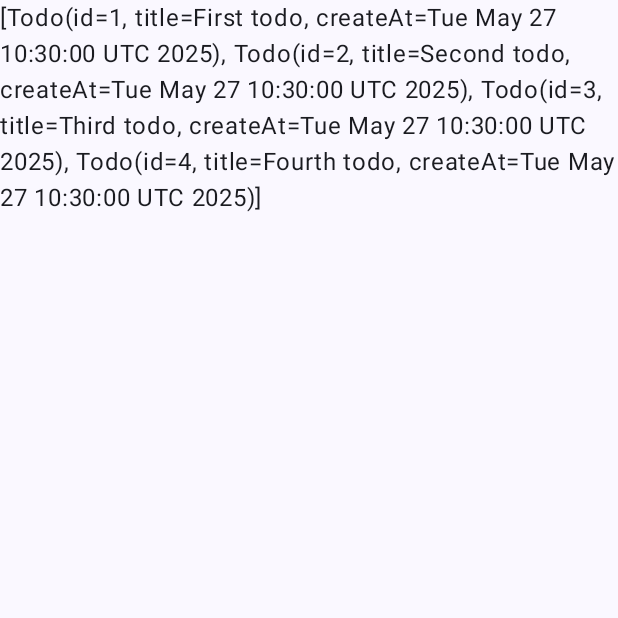
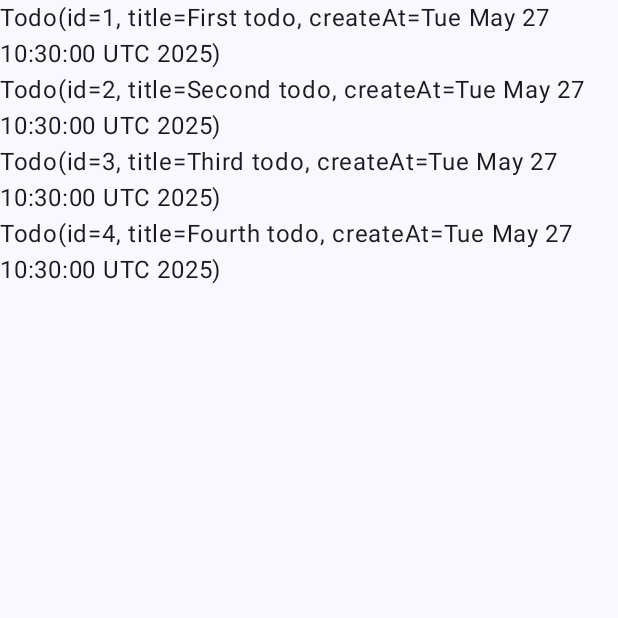
Before and after one commit to BEYEH/kotlin_room_database, an Android app built with Jetpack Compose: the screen it shows after launch (MainActivity), on a phone screen of 412 x 824 dp, the top half of it. Run offline under Robolectric (Android 15) with nearby library versions, the phone set to English and light mode, and no system bars.

```diff
--- a/app/src/main/java/com/example/kotlinroomdatabase/view/TodoListPage.kt
+++ b/app/src/main/java/com/example/kotlinroomdatabase/view/TodoListPage.kt
@@ -1,6 +1,8 @@
 package com.example.kotlinroomdatabase.view
 
 import androidx.compose.foundation.layout.Column
+import androidx.compose.foundation.lazy.LazyColumn
+import androidx.compose.foundation.lazy.itemsIndexed
 import androidx.compose.material3.Text
 import androidx.compose.runtime.Composable
 import androidx.compose.ui.Modifier
@@ -12,8 +14,12 @@ fun TodoListPage(modifier: Modifier) {
     val todoList = getFakeTodo()
 
     Column(modifier = modifier) {
-        Text(
-            text = todoList.toString()
+        LazyColumn(
+            content = {
+                itemsIndexed(todoList) { index: Int, item ->
+                    Text(text = item.toString())
+                }
+            }
         )
     }
 }
```
